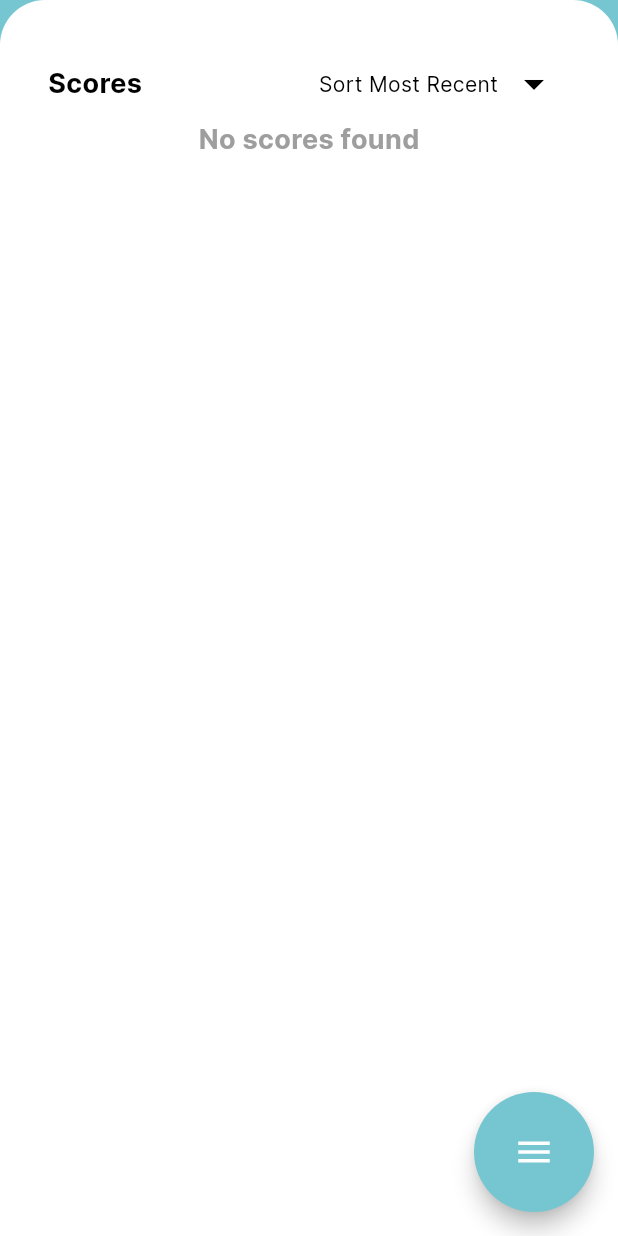
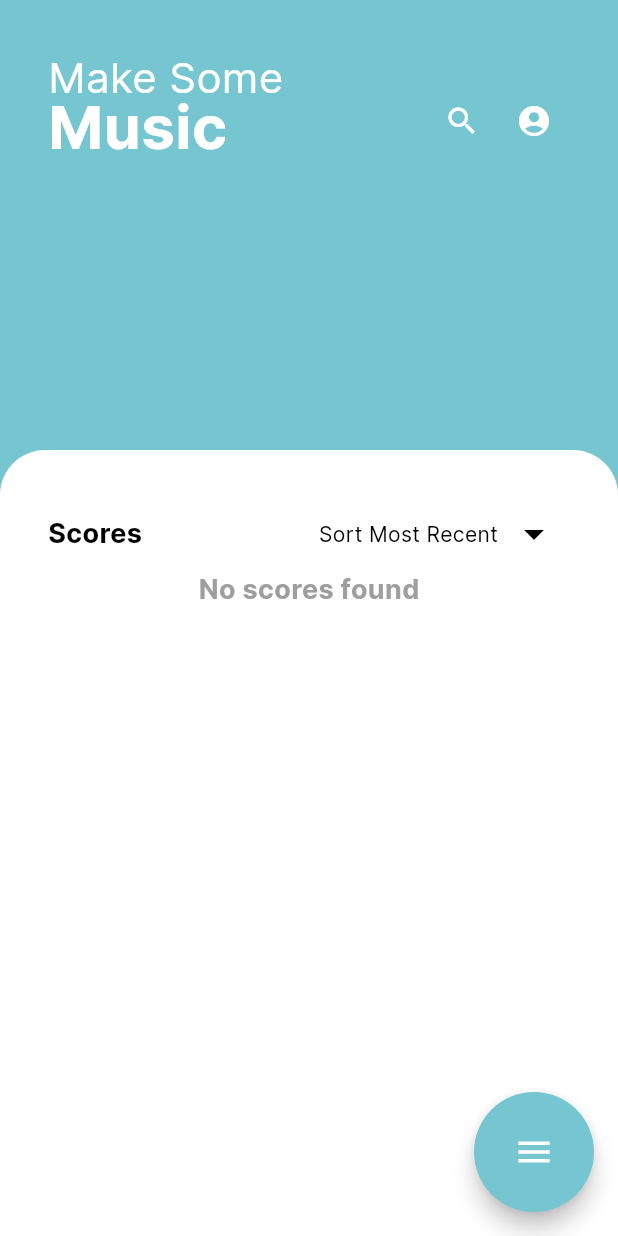
Before and after one commit to 16BitNarwhal/ScoreSwipe, a Flutter app: the screen it shows after launch, on a phone screen of 412 x 824 dp. Run offline on Flutter 3.47's test engine with Material 3 defaults, Android fonts, the phone set to English and light mode, and no system bars; drawn by our look-alikes of flutter_speed_dial; our stand-ins replace bloc, camera, equatable, file_picker, flutter_bloc, logger and 3 more; missing offline and left inert: google_mlkit_face_detection, pdf_render, syncfusion_flutter_pdfviewer; accounts and stored records are empty.

Commit message:
sliver scroll view
- overflow issue with top appbar

```diff
--- a/scoreswipe_app/lib/features/score_browser/ui/score_browser_screen.dart
+++ b/scoreswipe_app/lib/features/score_browser/ui/score_browser_screen.dart
@@ -32,10 +32,11 @@ class _ScoreBrowserScreenState extends State<ScoreBrowserScreen> {
     return Scaffold(
       backgroundColor: Theme.of(context).colorScheme.secondary,
       body: const SafeArea(
-        child: Stack(
-          children: [
+        child: CustomScrollView(
+          slivers: [
             AppBarView(),
-            MusicSheetsView(),
+            // MusicSheetsView(),
+            SliverToBoxAdapter(child: MusicSheetsView()),
           ],
         ),
       ),
@@ -49,9 +50,10 @@ class AppBarView extends StatelessWidget {
 
   @override
   Widget build(BuildContext context) {
-    return Container(
+    return SliverAppBar(
+      expandedHeight: 300,
+      flexibleSpace: Container(
         color: Theme.of(context).colorScheme.secondary,
-      height: MediaQuery.of(context).size.height,
         child: Column(
           crossAxisAlignment: CrossAxisAlignment.center,
           children: [
@@ -72,8 +74,8 @@ class AppBarView extends StatelessWidget {
                       ),
                       Text(
                         'Music',
-                      style:
-                          TextStyle(fontSize: 40, fontWeight: FontWeight.w700),
+                        style: TextStyle(
+                            fontSize: 40, fontWeight: FontWeight.w700),
                       ),
                     ],
                   ),
@@ -98,6 +100,7 @@ class AppBarView extends StatelessWidget {
             ),
           ],
         ),
+      ),
     );
   }
 }
```
Lines whose indentation alone changed are shown as unchanged.
